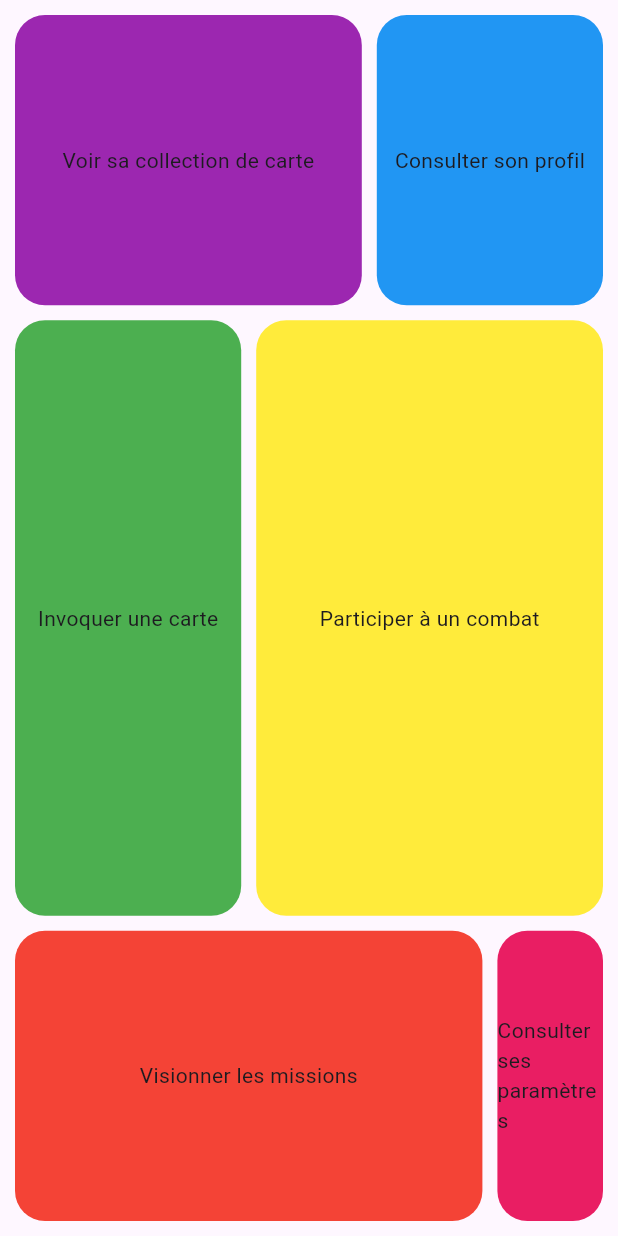
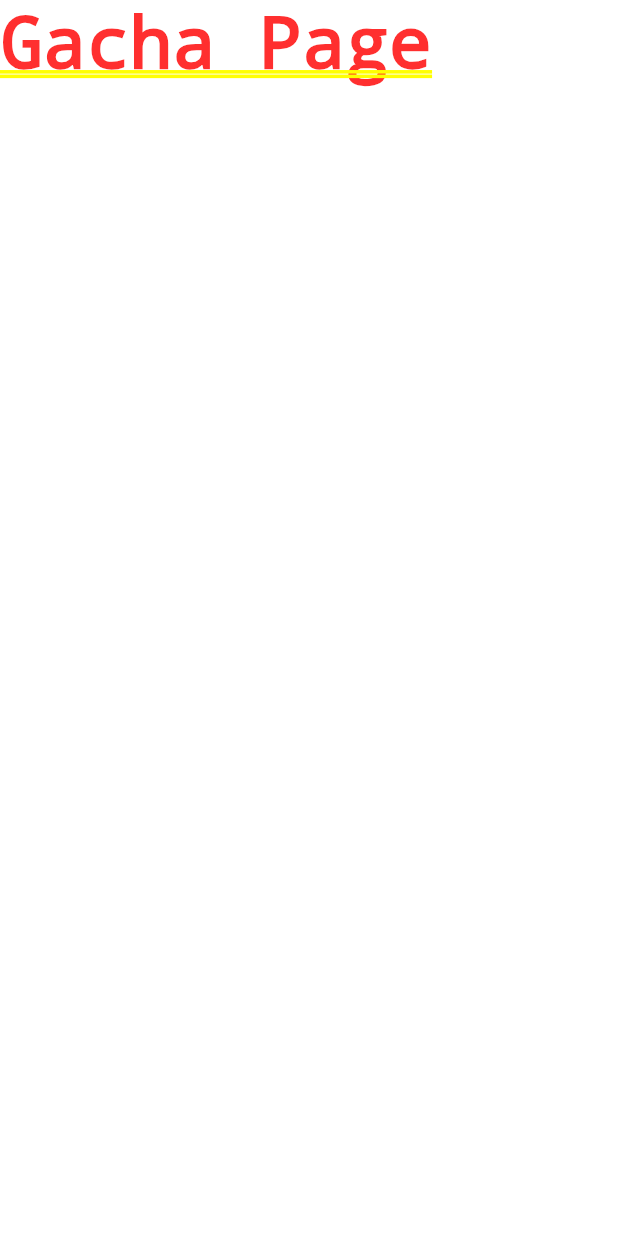
Before and after one commit to DrazoxDev/Luminescence, a Flutter app: the screen it shows after launch, after a tap on "Invoquer une carte", on a phone screen of 412 x 824 dp. Run offline on Flutter 3.47's test engine with Material 3 defaults, Android fonts, the phone set to English and light mode, and no system bars; drawn by our look-alikes of flutter_layout_grid; our stand-ins replace supabase_flutter; accounts and stored records are empty.

Commit message:
Routing - Styles
On continu le routage et le style

```diff
--- /dev/null
+++ b/lib/AppStyle.dart
@@ -0,0 +1,9 @@
+import 'package:flutter/material.dart';
+
+class Appstyle {
+  static const TextStyle menuTitre = TextStyle(
+    fontSize: 30,
+    color: Colors.white,
+    fontWeight: FontWeight.w600,
+  );
+}
--- a/lib/Collections/CollectionView.dart
+++ b/lib/Collections/CollectionView.dart
@@ -3,7 +3,7 @@ import 'package:flutter/material.dart';
 class Collectionview extends StatelessWidget{
   @override
   Widget build(BuildContext context) {
-    return Text("Caca");
+    return Text("Collection Page");
     //throw UnimplementedError();
   }
 }
--- /dev/null
+++ b/lib/Combat/FightFirstPage.dart
@@ -0,0 +1,9 @@
+import 'package:flutter/material.dart';
+
+class Fightfirstpage extends StatelessWidget{
+  @override
+  Widget build(BuildContext context) {
+    return Text("Fight Page");
+    //throw UnimplementedError();
+  }
+}
--- /dev/null
+++ b/lib/Gacha/GachaPage.dart
@@ -0,0 +1,9 @@
+import 'package:flutter/material.dart';
+
+class Gachapage extends StatelessWidget{
+  @override
+  Widget build(BuildContext context) {
+    return Text("Gacha Page");
+    //throw UnimplementedError();
+  }
+}
--- /dev/null
+++ b/lib/Missions/QuestsPage.dart
@@ -0,0 +1,9 @@
+import 'package:flutter/material.dart';
+
+class Questspage extends StatelessWidget{
+  @override
+  Widget build(BuildContext context) {
+    return Text("Quest Page");
+    //throw UnimplementedError();
+  }
+}
--- /dev/null
+++ b/lib/User/ProfilPage.dart
@@ -0,0 +1,9 @@
+import 'package:flutter/material.dart';
+
+class Profilpage extends StatelessWidget{
+  @override
+  Widget build(BuildContext context) {
+    return Text("Profil Page");
+    //throw UnimplementedError();
+  }
+}
--- /dev/null
+++ b/lib/User/SettingsPage.dart
@@ -0,0 +1,9 @@
+import 'package:flutter/material.dart';
+
+class Settingspage extends StatelessWidget{
+  @override
+  Widget build(BuildContext context) {
+    return Text("Settings Page");
+    //throw UnimplementedError();
+  }
+}
--- a/lib/main.dart
+++ b/lib/main.dart
@@ -2,7 +2,13 @@ import 'dart:math';
 
 import 'package:flutter/material.dart';
 import 'package:flutter_layout_grid/flutter_layout_grid.dart';
+import 'package:luminescence/AppStyle.dart';
 import 'package:luminescence/Collections/CollectionView.dart';
+import 'package:luminescence/Combat/FightFirstPage.dart';
+import 'package:luminescence/Gacha/GachaPage.dart';
+import 'package:luminescence/Missions/QuestsPage.dart';
+import 'package:luminescence/User/ProfilPage.dart';
+import 'package:luminescence/User/SettingsPage.dart';
 import 'package:supabase_flutter/supabase_flutter.dart';
 
 // void main() {
@@ -26,6 +32,13 @@ class MainApp extends StatelessWidget {
       routes: {
         '/': (context) => HomePage(),
         '/cards': (context) => Collectionview(),
+        '/profil': (context) => Profilpage(),
+        '/gacha': (context) => Gachapage(),
+        '/settings': (context) => Settingspage(),
+        '/quests': (context) => Questspage(),
+        '/fights': (context) => Fightfirstpage(),
+
+
       },
     );
   }
@@ -58,10 +71,11 @@ class HomePage extends StatelessWidget {
                     borderRadius: BorderRadius.circular(20),
                     color: Colors.green,
                   ),
-                  child: Text('Invoquer une carte'),
+                  child: Text('Invoquer une carte', style: Appstyle.menuTitre),
                 ),
                 onTap: () {
-                  print("Tapped on Cards");
+                  Navigator.pushNamed(context, '/gacha');
+                  print("Tapped on Gacha");
                 },
               ).inGridArea('gacha'),
               InkWell(
@@ -71,9 +85,10 @@ class HomePage extends StatelessWidget {
                     borderRadius: BorderRadius.circular(20),
                     color: Colors.yellow,
                   ),
-                  child: Text('Participer à un combat'),
+                  child: Text('Participer à un combat', style: Appstyle.menuTitre),
                 ),
                 onTap: () {
+                  Navigator.pushNamed(context, '/fights');
                   print("Tapped on Fight");
                 },
               ).inGridArea('fight'),
@@ -85,9 +100,10 @@ class HomePage extends StatelessWidget {
                     borderRadius: BorderRadius.circular(20),
                     color: Colors.red,
                   ),
-                  child: Text('Visionner les missions'),
+                  child: Text('Visionner les missions', style: Appstyle.menuTitre),
                 ),
                 onTap: () {
+                  Navigator.pushNamed(context, '/quests');
                   print("Tapped on Quest");
                 },
               ).inGridArea('quests'),
@@ -99,11 +115,11 @@ class HomePage extends StatelessWidget {
                     borderRadius: BorderRadius.circular(20),
                     color: Colors.purple,
                   ),
-                  child: Text('Voir sa collection de carte'),
+                  child: Text('Voir sa collection de carte', style: Appstyle.menuTitre),
                 ),
                 onTap: () {
                   Navigator.pushNamed(context, '/cards');
-                  print("Tapped on Gacha");
+                  print("Tapped on Cards");
                 },
               ).inGridArea('cards'),
 
@@ -114,9 +130,10 @@ class HomePage extends StatelessWidget {
                     borderRadius: BorderRadius.circular(20),
                     color: Colors.blue,
                   ),
-                  child: Text('Consulter son profil'),
+                  child: Text('Consulter son profil', style: Appstyle.menuTitre),
                 ),
                 onTap: () {
+                  Navigator.pushNamed(context, '/profil');
                   print("Tapped on Profil");
                 },
               ).inGridArea('profil'),
@@ -128,9 +145,10 @@ class HomePage extends StatelessWidget {
                     borderRadius: BorderRadius.circular(20),
                     color: Colors.pink,
                   ),
-                  child: Text('Consulter ses paramètres'),
+                  child: Text('Consulter ses paramètres', style: Appstyle.menuTitre),
                 ),
                 onTap: () {
+                  Navigator.pushNamed(context, '/settings');
                   print("Tapped on Settings");
                 },
               ).inGridArea('param'),
```
